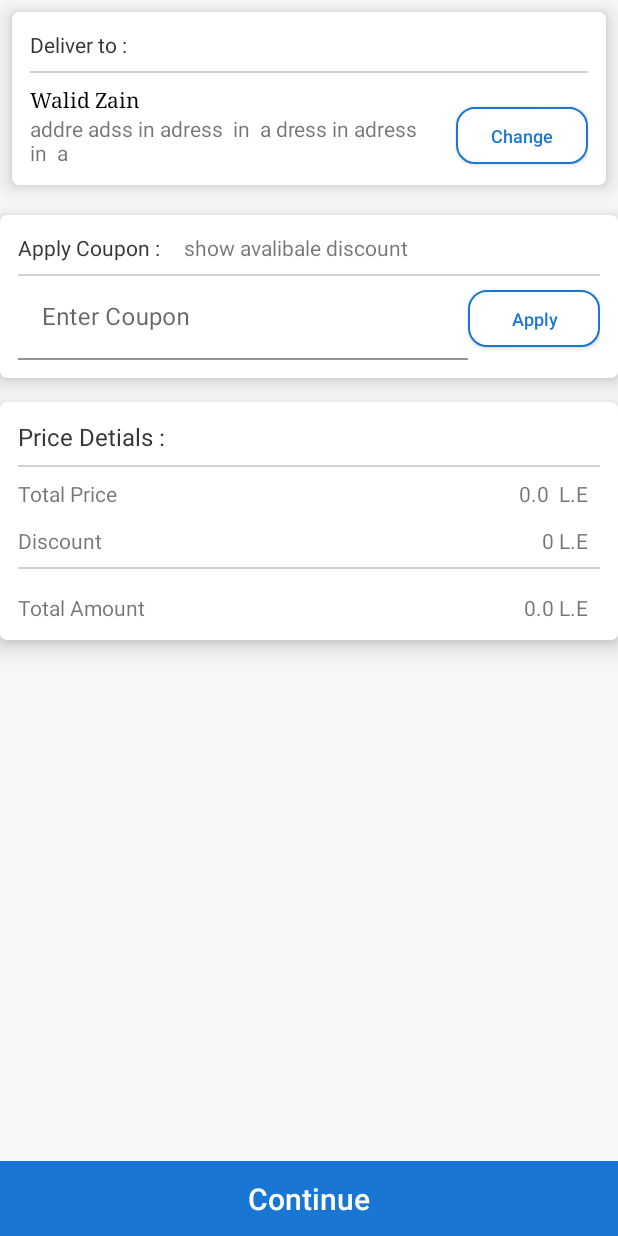
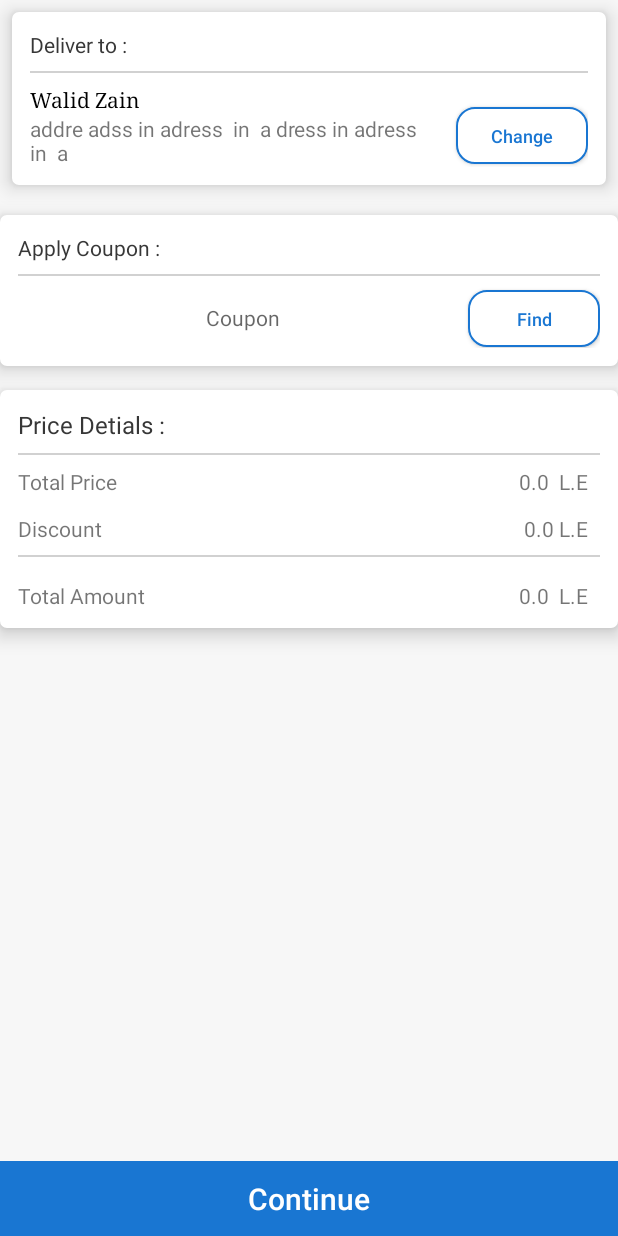
Before and after one commit to Zain911/Amun-Store, an Android app: the CartFragment screen opened through its navigation route, on a phone screen of 412 x 824 dp. Run offline under Robolectric (Android 15) with nearby library versions, the phone set to English and light mode, and no system bars; our stand-ins replace Dagger/Hilt's generated code, Room's generated code, navigation-ui; network calls fail; pictures from the network do not load; 1 statement that could not run was skipped.

Commit message:
ADD Coupon implementation to price details

```diff
--- a/Amun-Store/app/src/main/java/com/example/amunstore/ui/cart/CartAdapter.kt
+++ b/Amun-Store/app/src/main/java/com/example/amunstore/ui/cart/CartAdapter.kt
@@ -13,7 +13,7 @@ class CartAdapter(
     private var itemCartList: MutableList<ItemCart>,
     val removeProductFromFavourite: (ItemCart) -> Unit,
     val increaseItem: (ItemCart) -> Unit,
-    val decreaseItem: (ItemCart) -> Unit
+    val decreaseItem: (ItemCart) -> Unit,
 ) :
     RecyclerView.Adapter<CartAdapter.ViewHolder>() {
 
@@ -55,6 +55,7 @@ class CartAdapter(
         }
 
         holder.view.increaseButton.setOnClickListener {
+
             increaseItem(itemCartList[position])
             holder.view.decreaseButton.isEnabled = itemCartList[position].item_number != 0
         }
--- a/Amun-Store/app/src/main/java/com/example/amunstore/ui/cart/CartFragment.kt
+++ b/Amun-Store/app/src/main/java/com/example/amunstore/ui/cart/CartFragment.kt
@@ -14,6 +14,7 @@ import com.example.amunstore.ui.cart.addresses.AddressesBottomSheetDialogFragmen
 import com.example.amunstore.ui.cart.coupon.CouponBottomSheetDialogFragment
 import dagger.hilt.android.AndroidEntryPoint
 import kotlinx.coroutines.launch
+import kotlin.math.absoluteValue
 
 @AndroidEntryPoint
 class CartFragment : Fragment() {
@@ -22,7 +23,7 @@ class CartFragment : Fragment() {
 
     private var _binding: FragmentCartBinding? = null
     private val binding get() = _binding!!
-
+    private var discountValue: Float = 0.0f
     private lateinit var cartAdapter: CartAdapter
 
     @SuppressLint("SetTextI18n")
@@ -50,21 +51,28 @@ class CartFragment : Fragment() {
         orderViewModel.data.observe(viewLifecycleOwner) {
             cartAdapter.changeList(it as MutableList<ItemCart>)
             var totalPrice = 0.0f
+            var totalAmount = 0.0f
             for (item in it) {
                 if (item.price != null && item.item_number != null)
                     totalPrice += item.price.toFloat().times(item.item_number!!)
             }
+            totalAmount = totalPrice - discountValue.absoluteValue
             binding.totalPriceTextView.text = "$totalPrice  L.E"
-            binding.totalAmountTextView.text = "$totalPrice L.E"
+            binding.totalAmountTextView.text = "$totalAmount  L.E"
+            binding.discountTextView.text = "$discountValue L.E"
         }
 
-        binding.changeAddressAppCompactButton.setOnClickListener{
+        binding.changeAddressAppCompactButton.setOnClickListener {
             val fragment = AddressesBottomSheetDialogFragment()
-            fragment.show(childFragmentManager , "Address")
+            fragment.show(childFragmentManager, "Address")
         }
-        binding.ShowAvaliable.setOnClickListener {
-            val fragment = CouponBottomSheetDialogFragment()
-            fragment.show(childFragmentManager , "Address")
+        binding.applyCouponAppCompactButton.setOnClickListener {
+            val fragment = CouponBottomSheetDialogFragment() {
+                binding.couponTextView.text=it.title
+                discountValue = (it.value)?.toFloat() ?: 0.0f
+                binding.discountTextView.text = "$discountValue L.E"
+            }
+            fragment.show(childFragmentManager, "Address")
         }
 
 
--- a/Amun-Store/app/src/main/java/com/example/amunstore/ui/cart/coupon/CouponBottomSheetDialogFragment.kt
+++ b/Amun-Store/app/src/main/java/com/example/amunstore/ui/cart/coupon/CouponBottomSheetDialogFragment.kt
@@ -18,7 +18,7 @@ import dagger.hilt.android.AndroidEntryPoint
 import kotlinx.coroutines.launch
 
 @AndroidEntryPoint
-class CouponBottomSheetDialogFragment : BottomSheetDialogFragment() {
+class CouponBottomSheetDialogFragment ( val click : (PriceRules) -> Unit ) : BottomSheetDialogFragment() {
 
     private val viewModel: CouponViewModel by viewModels()
 
@@ -34,7 +34,9 @@ class CouponBottomSheetDialogFragment : BottomSheetDialogFragment() {
         _binding = FragmentBottomSheetCouponBinding.inflate(inflater, container, false)
         val root: View = binding.root
 
-      couponAdapter = CouponAdapter(mutableListOf())
+      couponAdapter = CouponAdapter(mutableListOf()){
+          click(it)
+      }
 
         binding.couponsRecyclerView.adapter = couponAdapter
 
--- a/Amun-Store/app/src/main/res/layout/fragment_cart.xml
+++ b/Amun-Store/app/src/main/res/layout/fragment_cart.xml
@@ -137,6 +137,7 @@
                     app:layout_constraintStart_toStartOf="parent"
                     app:layout_constraintTop_toBottomOf="@id/coupon_txt" />
 
+                <!--
                                 <com.google.android.material.textfield.TextInputLayout
                                     android:id="@+id/couponTextInputLayout"
                                     android:layout_width="0dp"
@@ -157,31 +158,48 @@
                                         android:maxLines="1"
                                         android:nextFocusDown="@+id/formEditMedication_spinner" />
                                 </com.google.android.material.textfield.TextInputLayout>
+                -->
+                <TextView
+                    android:id="@+id/couponTextView"
+                    android:layout_width="0dp"
+                    android:layout_height="40dp"
+                    android:layout_marginTop="8dp"
+                    android:backgroundTint="@color/white"
+                    android:ems="1"
+                    android:gravity="center"
+                    android:hint="Coupon"
+                    android:maxLines="1"
+                    android:nextFocusDown="@+id/formEditMedication_spinner"
+                    app:errorEnabled="false"
+                    app:layout_constraintEnd_toStartOf="@+id/applyCouponAppCompactButton"
+                    app:layout_constraintStart_toStartOf="parent"
+                    app:layout_constraintTop_toBottomOf="@+id/sepratorCoupon" />
+
 
                 <androidx.appcompat.widget.AppCompatButton
                     android:id="@+id/applyCouponAppCompactButton"
                     android:layout_width="wrap_content"
                     android:layout_height="38dp"
                     android:background="@drawable/border_change_address"
-                    android:text="Apply"
+                    android:text="Find"
                     android:textAllCaps="false"
                     android:textColor="@color/hyber_blue"
                     android:textSize="12sp"
-                    app:layout_constraintBottom_toBottomOf="@+id/couponTextInputLayout"
+                    app:layout_constraintBottom_toBottomOf="@+id/couponTextView"
                     app:layout_constraintEnd_toEndOf="parent"
                     app:layout_constraintTop_toBottomOf="@+id/sepratorCoupon"
-                    app:layout_constraintTop_toTopOf="@+id/couponTextInputLayout" />
+                    app:layout_constraintTop_toTopOf="@+id/couponTextView" />
 
-                <TextView
+                <!--    <TextView
                         android:id="@+id/ShowAvaliable"
                         android:layout_width="0dp"
+                        android:layout_height="wrap_content"
                         android:layout_marginStart="16dp"
-                    android:layout_height="wrap_content"
                         android:text="show avalibale discount"
                         app:layout_constraintBottom_toBottomOf="@+id/coupon_txt"
                         app:layout_constraintEnd_toEndOf="parent"
                         app:layout_constraintStart_toEndOf="@+id/coupon_txt"
-                    app:layout_constraintTop_toTopOf="@+id/coupon_txt" />
+                        app:layout_constraintTop_toTopOf="@+id/coupon_txt" />-->
             </androidx.constraintlayout.widget.ConstraintLayout>
 
             <androidx.constraintlayout.widget.ConstraintLayout
```
Also changed, not shown: Amun-Store/app/src/main/java/com/example/amunstore/ui/cart/coupon/CouponAdapter.kt (+6 -7 lines). Lines whose indentation alone changed are shown as unchanged.
